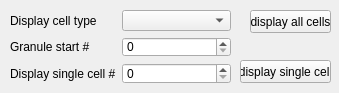
Qt form PSHViewer/includes/mainw.ui (wenkeli/Cerebellum_simulation) before a commit.
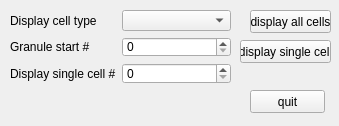
The same form after that commit.

Diff of the .ui file:
```diff
--- a/PSHViewer/includes/mainw.ui
+++ b/PSHViewer/includes/mainw.ui
@@ -6,7 +6,7 @@
     <x>0</x>
     <y>0</y>
     <width>339</width>
-    <height>93</height>
+    <height>126</height>
    </rect>
   </property>
   <property name="windowTitle" >
@@ -30,7 +30,7 @@
     <property name="geometry" >
      <rect>
       <x>240</x>
-      <y>60</y>
+      <y>40</y>
       <width>91</width>
       <height>23</height>
      </rect>
@@ -81,6 +81,19 @@
      </item>
     </layout>
    </widget>
+   <widget class="QPushButton" name="quitButton" >
+    <property name="geometry" >
+     <rect>
+      <x>250</x>
+      <y>90</y>
+      <width>75</width>
+      <height>23</height>
+     </rect>
+    </property>
+    <property name="text" >
+     <string>quit</string>
+    </property>
+   </widget>
   </widget>
  </widget>
  <resources/>
```
